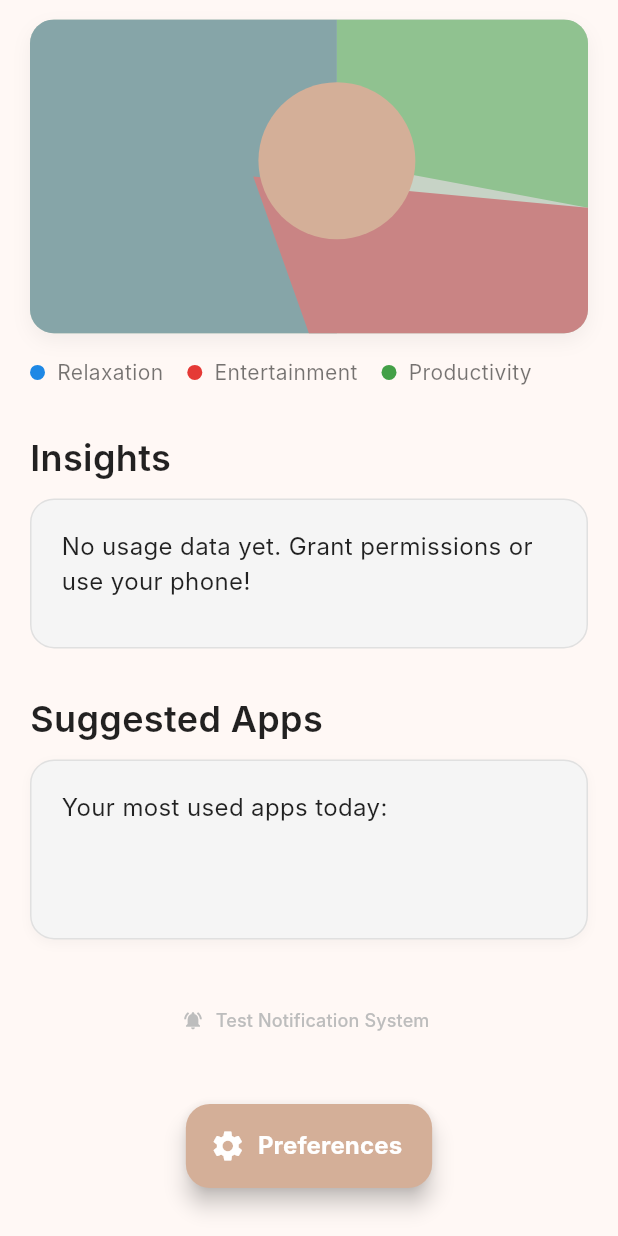
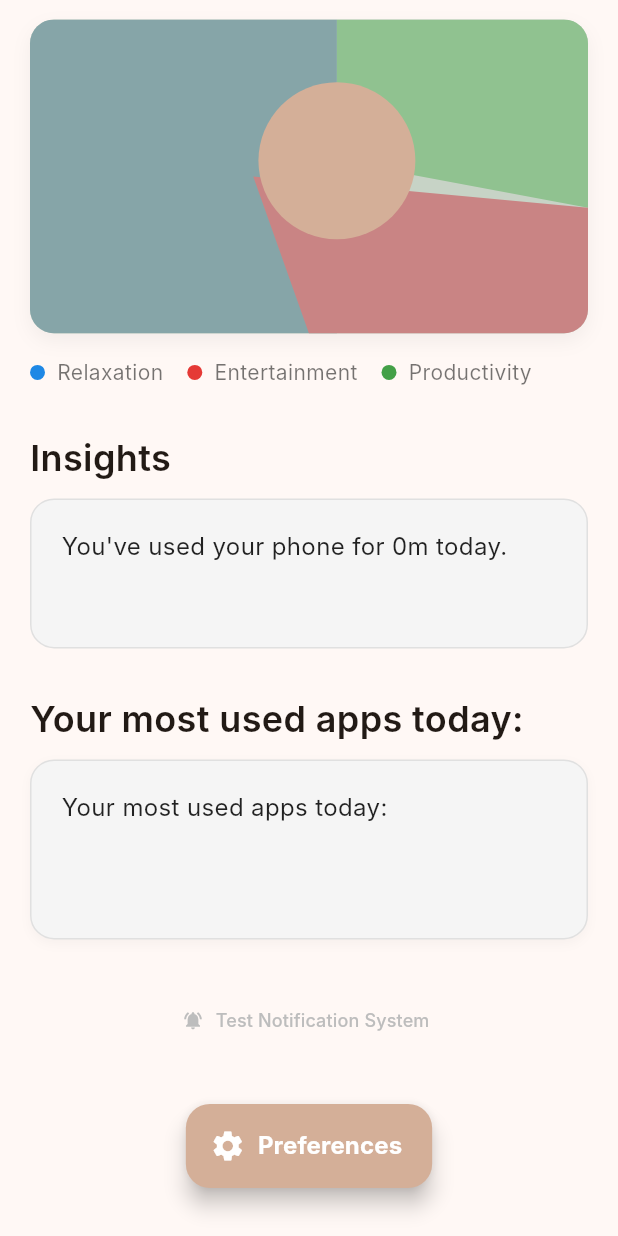
Before and after one commit to Meantfornothing/screentime, a Flutter app: the screen it shows after launch, scrolled down 125 dp, on a phone screen of 412 x 824 dp. Run offline on Flutter 3.47's test engine with Material 3 defaults, Android fonts, the phone set to English and light mode, and no system bars; our stand-ins replace equatable, flutter_bloc, flutter_local_notifications, get_it, hive, hive_flutter; missing offline and left inert: app_usage, workmanager; accounts and stored records are empty; Roboto replaces fonts that are missing (Inter); statements that could not run were skipped.

Commit message:
recommendation and notification changes

```diff
--- a/lib/core/services/notification_service.dart
+++ b/lib/core/services/notification_service.dart
@@ -5,24 +5,32 @@ class NotificationService {
   static final FlutterLocalNotificationsPlugin _notificationsPlugin =
       FlutterLocalNotificationsPlugin();
 
-  static Future<void> initialize() async {
+  // UPDATED: Added named parameters for callbacks
+  static Future<void> initialize({
+    void Function(NotificationResponse)? onNotificationResponse,
+    void Function(NotificationResponse)? onBackgroundNotificationResponse,
+  }) async {
     const AndroidInitializationSettings initializationSettingsAndroid =
         AndroidInitializationSettings('@mipmap/ic_launcher');
 
-    // On iOS, we need to request permissions explicitly
-    final DarwinInitializationSettings initializationSettingsDarwin =
+    const DarwinInitializationSettings initializationSettingsDarwin =
         DarwinInitializationSettings(
       requestAlertPermission: true,
       requestBadgePermission: true,
       requestSoundPermission: true,
     );
 
-    final InitializationSettings initializationSettings = InitializationSettings(
+    const InitializationSettings initializationSettings = InitializationSettings(
       android: initializationSettingsAndroid,
       iOS: initializationSettingsDarwin,
     );
 
-    await _notificationsPlugin.initialize(initializationSettings);
+    // UPDATED: Passing the callbacks to the plugin
+    await _notificationsPlugin.initialize(
+      initializationSettings,
+      onDidReceiveNotificationResponse: onNotificationResponse,
+      onDidReceiveBackgroundNotificationResponse: onBackgroundNotificationResponse,
+    );
   }
 
   static Future<void> showNotification({
@@ -31,18 +39,16 @@ class NotificationService {
     required String body,
     String? payload,
   }) async {
-    // 1. Define BigTextStyle for expanded view
     final BigTextStyleInformation bigTextStyleInformation =
         BigTextStyleInformation(
       body,
       htmlFormatBigText: true,
       contentTitle: '<b>$title</b>',
       htmlFormatContentTitle: true,
-      summaryText: 'Usage Alert', // Small text next to app name
+      summaryText: 'Usage Alert',
       htmlFormatSummaryText: true,
     );
 
-    // 2. Android Specifics
     final AndroidNotificationDetails androidPlatformChannelSpecifics =
         AndroidNotificationDetails(
       'usage_monitor_channel',
@@ -51,9 +57,8 @@ class NotificationService {
       importance: Importance.max,
       priority: Priority.high,
       showWhen: true,
-      color: const Color(0xFFD4AF98), // Use your app's brand color (Beige/Brown)
-      styleInformation: bigTextStyleInformation, // Apply the big text style
-      // Optional: Add actions
+      color: const Color(0xFFD4AF98),
+      styleInformation: bigTextStyleInformation,
       actions: <AndroidNotificationAction>[
         const AndroidNotificationAction(
           'snooze_action',
@@ -64,7 +69,6 @@ class NotificationService {
       ],
     );
 
-    // 3. iOS Specifics
     const DarwinNotificationDetails iOSPlatformChannelSpecifics =
         DarwinNotificationDetails(
       presentAlert: true,
--- a/lib/features/app_management/data/repositories/categorization_repository_impl.dart
+++ b/lib/features/app_management/data/repositories/categorization_repository_impl.dart
@@ -18,22 +18,18 @@ class CategorizationRepositoryImpl implements CategorizationRepository {
 
   @override
   Future<List<InstalledApp>> getInstalledApps({bool forceRefresh = false}) async {
-    // 1. Get cached apps
     List<InstalledApp> apps = await localDataSource.getCachedInstalledApps();
 
-    // 2. If force refresh is requested OR cache is empty, fetch from the OS
     if (forceRefresh || apps.isEmpty) {
       try {
         final osApps = await installedAppsDataSource.getInstalledAppsFromOS();
         await localDataSource.cacheInstalledApps(osApps);
         apps = osApps;
       } catch (e) {
-        // Fallback to cache if OS fetch fails, or return empty if both fail
         if (apps.isEmpty) return [];
       }
     }
 
-    // 3. Merge live usage data
     final usageMap = await appUsageDataSource.getDailyUsage();
     return apps.map((app) {
       final usage = usageMap[app.packageName] ?? Duration.zero;
@@ -48,7 +44,7 @@ class CategorizationRepositoryImpl implements CategorizationRepository {
 
   @override
   Future<void> addCategory(AppCategoryEntity category) async {
-    // This now matches the updated interface signature (takes Entity, not String)
+    // FIX: Passing the entity directly
     await localDataSource.addCategory(category);
   }
 
--- a/lib/features/app_management/presentation/pages/dashboard_screen.dart
+++ b/lib/features/app_management/presentation/pages/dashboard_screen.dart
@@ -3,12 +3,10 @@ import 'package:flutter_bloc/flutter_bloc.dart';
 import '../../../../core/service_locator.dart';
 import '../../../../core/services/notification_service.dart';
 import '../../../../core/routes.dart';
+import '../../../../main.dart'; // REQUIRED to access pendingCategoryFilter
 
-// Import Cubit and State
 import '../cubit/dashboard_cubit.dart';
 import '../cubit/dashboard_state.dart';
-
-// Import Entities and Widgets
 import '../../domain/entities/entities.dart';
 import '../widgets/widgets.dart';
 
@@ -33,20 +31,34 @@ class DashboardScreen extends StatelessWidget {
   }
 }
 
-class _DashboardView extends StatelessWidget {
+class _DashboardView extends StatefulWidget {
   const _DashboardView();
+
+  @override
+  State<_DashboardView> createState() => _DashboardViewState();
+}
+
+class _DashboardViewState extends State<_DashboardView> {
+  @override
+  void initState() {
+    super.initState();
+    // UPDATED: Check for the filter when the screen opens
+    WidgetsBinding.instance.addPostFrameCallback((_) {
+      if (pendingCategoryFilter != null) {
+        context.read<DashboardCubit>().loadDashboardData(categoryFilter: pendingCategoryFilter);
+        pendingCategoryFilter = null; // Clear it so it doesn't persist
+      }
+    });
+  }
 
   @override
   Widget build(BuildContext context) {
     return Scaffold(
-      // 1. & 3. Removed AppBar and updated the button to be a centered, highly visible Extended FAB
       floatingActionButtonLocation: FloatingActionButtonLocation.centerFloat,
       floatingActionButton: Padding(
         padding: const EdgeInsets.only(bottom: 16.0),
         child: FloatingActionButton.extended(
-          onPressed: () {
-            Navigator.pushNamed(context, AppRoutes.preferences);
-          },
+          onPressed: () => Navigator.pushNamed(context, AppRoutes.preferences),
           label: const Text('Preferences', style: TextStyle(fontSize: 16, fontWeight: FontWeight.bold)),
           icon: const Icon(Icons.settings),
           backgroundColor: const Color(0xFFD4AF98),
@@ -57,52 +69,32 @@ class _DashboardView extends StatelessWidget {
       body: SafeArea(
         child: BlocBuilder<DashboardCubit, DashboardState>(
           builder: (context, state) {
-
             if (state.status == DashboardStatus.loading) {
                return const Center(child: CircularProgressIndicator(color: Color(0xFFD4AF98)));
             }
-
             if (state.status == DashboardStatus.failure) {
-              return Center(child: Text('Failed to load dashboard: ${state.insightMessage}'));
+              return Center(child: Text('Error: ${state.insightMessage}'));
             }
 
             return ListView(
-              // Increased bottom padding to prevent FAB from overlapping content
               padding: const EdgeInsets.fromLTRB(20.0, 32.0, 20.0, 120.0),
               children: [
-                // Header Replacement
-                Text(
-                  'Hi ${state.userName}!',
-                  style: const TextStyle(fontSize: 34, fontWeight: FontWeight.bold, color: Colors.black),
-                ),
+                Text('Hi ${state.userName}!', style: const TextStyle(fontSize: 34, fontWeight: FontWeight.bold)),
                 const SizedBox(height: 4),
                 Text(
                   'Total Screen Time: ${state.totalScreenTime.inHours}h ${state.totalScreenTime.inMinutes % 60}m',
                   style: const TextStyle(fontSize: 16, color: Colors.black54),
                 ),
                 const SizedBox(height: 30),
-
-                const AspectRatio(
-                  aspectRatio: 16 / 9,
-                  child: PlaceholderChart(),
-                ),
+                const AspectRatio(aspectRatio: 16 / 9, child: PlaceholderChart()),
                 const SizedBox(height: 16),
-
                 _buildCategoryLegend(),
                 const SizedBox(height: 30),
-
-                const Text(
-                  'Insights',
-                  style: TextStyle(fontSize: 24, fontWeight: FontWeight.w600, color: Colors.black87),
-                ),
+                const Text('Insights', style: TextStyle(fontSize: 24, fontWeight: FontWeight.w600)),
                 const SizedBox(height: 10),
                 InsightsCard(content: state.insightMessage),
                 const SizedBox(height: 30),
-
-                const Text(
-                  'Suggested Apps',
-                  style: TextStyle(fontSize: 24, fontWeight: FontWeight.w600, color: Colors.black87),
-                ),
+                Text(state.recommendationMessage, style: const TextStyle(fontSize: 24, fontWeight: FontWeight.w600)),
                 const SizedBox(height: 10),
                 RecommendationsCard(
                   content: state.recommendationMessage,
@@ -110,8 +102,6 @@ class _DashboardView extends StatelessWidget {
                   getCategoryColor: getCategoryColor,
                 ),
                 const SizedBox(height: 30),
-
-                // Manual test link at bottom
                 TextButton.icon(
                   onPressed: () => NotificationService.showNotification(
                     id: 999, title: 'System Check', body: 'Notifications are active!'
@@ -136,19 +126,9 @@ class _DashboardView extends StatelessWidget {
       children: categories.map((category) => Row(
         mainAxisSize: MainAxisSize.min,
         children: [
-          Container(
-            width: 10,
-            height: 10,
-            decoration: BoxDecoration(
-              color: getCategoryColor(category),
-              shape: BoxShape.circle,
-            ),
-          ),
+          Container(width: 10, height: 10, decoration: BoxDecoration(color: getCategoryColor(category), shape: BoxShape.circle)),
           const SizedBox(width: 8),
-          Text(
-            category,
-            style: const TextStyle(fontSize: 14, color: Colors.black54),
-          ),
+          Text(category, style: const TextStyle(fontSize: 14, color: Colors.black54)),
         ],
       )).toList(),
     );
```
Also changed, not shown: lib/core/services/background_service.dart (+41 -40 lines), lib/features/app_management/domain/repositories/categorization_repository_interface.dart (+6 -2 lines), lib/features/app_management/presentation/cubit/dashboard_cubit.dart (+16 -13 lines), lib/features/app_management/presentation/pages/categorization_screen.dart (+19 -108 lines), lib/main.dart (+18 -22 lines).
